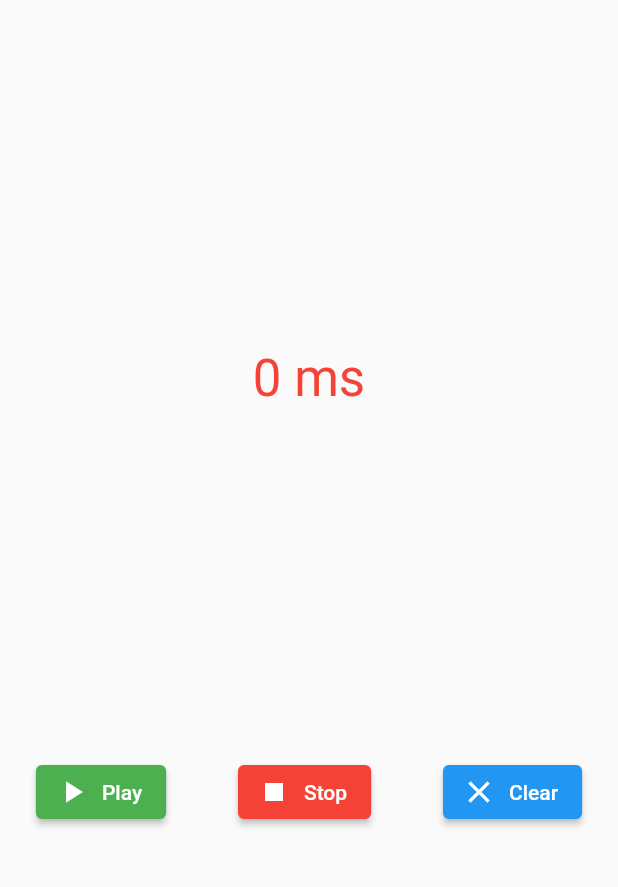
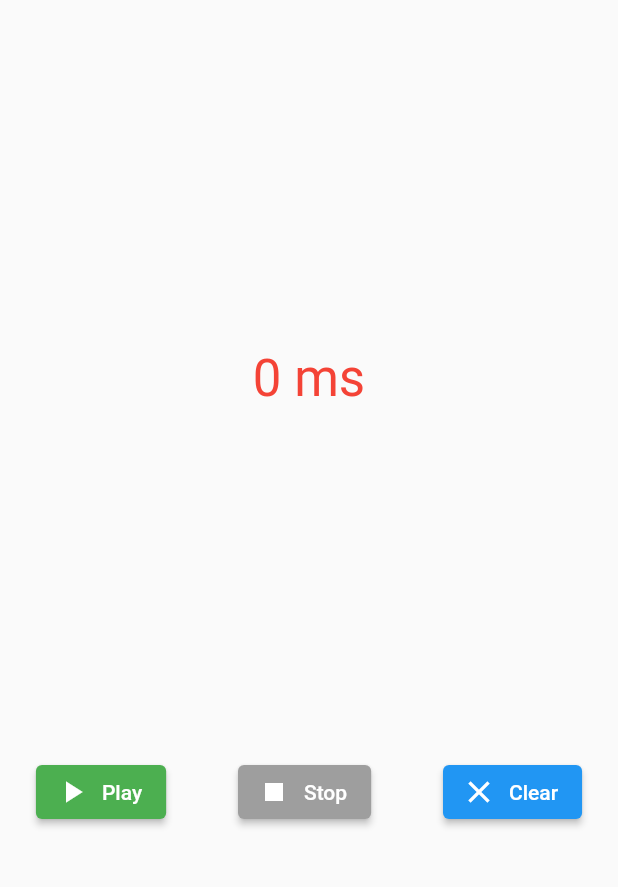
Before and after one commit to EjemplosMisionTic2022/ejemplos_state_widgets, a Flutter app: the screen it shows after launch, on a phone screen of 412 x 824 dp, the part 234-1121 px from its top. Run offline on Flutter 3.47's test engine with Material 2 defaults, Android fonts, the phone set to English and light mode, and no system bars.

Commit message:
Add some restrictions

```diff
--- a/simple_stopwatch/lib/stopwatch.dart
+++ b/simple_stopwatch/lib/stopwatch.dart
@@ -11,6 +11,8 @@ class _StopWatchState extends State<StopWatch> {
   late Timer timer;
   int milliseconds = 0;
   int seconds = 0;
+  bool working = false;
+
   void _onTick(Timer time) {
     setState(() {
       milliseconds += 100;
@@ -20,13 +22,21 @@ class _StopWatchState extends State<StopWatch> {
   void _start() {
     print('start');
     timer = Timer.periodic(Duration(milliseconds: 100), _onTick);
+    setState(() {
+      working = true;
+    });
   }
 
   void _stop() {
+    print('stop');
     timer.cancel();
+    setState(() {
+      working = false;
+    });
   }
 
   void _clear() {
+    print('clear');
     timer.cancel();
     setState(() {
       milliseconds = 0;
@@ -54,23 +64,44 @@ class _StopWatchState extends State<StopWatch> {
               mainAxisAlignment: MainAxisAlignment.spaceAround,
               children: [
                 ElevatedButton.icon(
-                  style: ButtonStyle(
-                    backgroundColor: MaterialStateProperty.all(Colors.green),
-                  ),
-                  onPressed: () => _start(),
+                  style: working
+                      ? ButtonStyle(
+                          backgroundColor:
+                              MaterialStateProperty.all(Colors.grey),
+                        )
+                      : ButtonStyle(
+                          backgroundColor:
+                              MaterialStateProperty.all(Colors.green),
+                        ),
+                  onPressed: () => working ? null : _start(),
                   icon: Icon(Icons.play_arrow),
                   label: Text('Play'),
                 ),
                 ElevatedButton.icon(
-                    style: ButtonStyle(
-                      backgroundColor: MaterialStateProperty.all(Colors.red),
-                    ),
+                    style: working
+                        ? ButtonStyle(
+                            backgroundColor:
+                                MaterialStateProperty.all(Colors.red),
+                          )
+                        : ButtonStyle(
+                            backgroundColor:
+                                MaterialStateProperty.all(Colors.grey),
+                          ),
                     icon: Icon(Icons.stop),
-                    onPressed: () => _stop(),
+                    onPressed: () => working ? _stop() : null,
                     label: Text('Stop')),
                 ElevatedButton.icon(
+                    style: working
+                        ? ButtonStyle(
+                            backgroundColor:
+                                MaterialStateProperty.all(Colors.grey),
+                          )
+                        : ButtonStyle(
+                            backgroundColor:
+                                MaterialStateProperty.all(Colors.blue),
+                          ),
                     icon: Icon(Icons.clear),
-                    onPressed: () => _clear(),
+                    onPressed: () => working ? null : _clear(),
                     label: Text('Clear')),
               ],
             )
```
